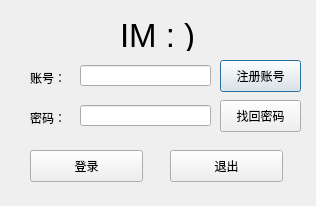
First picture: the form in ChatClient/login.ui, repository Ronchi1997/Socket, before the edit.
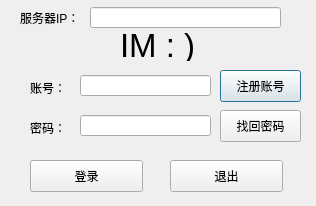
Second picture: the form after the edit.

What changed in the file:
```diff
--- a/ChatClient/login.ui
+++ b/ChatClient/login.ui
@@ -17,7 +17,7 @@
    <property name="geometry">
     <rect>
      <x>220</x>
-     <y>60</y>
+     <y>70</y>
      <width>81</width>
      <height>32</height>
     </rect>
@@ -33,7 +33,7 @@
    <property name="geometry">
     <rect>
      <x>80</x>
-     <y>105</y>
+     <y>115</y>
      <width>131</width>
      <height>21</height>
     </rect>
@@ -49,7 +49,7 @@
    <property name="geometry">
     <rect>
      <x>220</x>
-     <y>100</y>
+     <y>110</y>
      <width>81</width>
      <height>32</height>
     </rect>
@@ -62,7 +62,7 @@
    <property name="geometry">
     <rect>
      <x>30</x>
-     <y>150</y>
+     <y>160</y>
      <width>113</width>
      <height>32</height>
     </rect>
@@ -75,7 +75,7 @@
    <property name="geometry">
     <rect>
      <x>80</x>
-     <y>65</y>
+     <y>75</y>
      <width>131</width>
      <height>21</height>
     </rect>
@@ -88,7 +88,7 @@
    <property name="geometry">
     <rect>
      <x>120</x>
-     <y>20</y>
+     <y>30</y>
      <width>131</width>
      <height>31</height>
     </rect>
@@ -106,7 +106,7 @@
    <property name="geometry">
     <rect>
      <x>170</x>
-     <y>150</y>
+     <y>160</y>
      <width>113</width>
      <height>32</height>
     </rect>
@@ -119,7 +119,7 @@
    <property name="geometry">
     <rect>
      <x>30</x>
-     <y>110</y>
+     <y>120</y>
      <width>60</width>
      <height>16</height>
     </rect>
@@ -132,7 +132,7 @@
    <property name="geometry">
     <rect>
      <x>30</x>
-     <y>70</y>
+     <y>80</y>
      <width>60</width>
      <height>16</height>
     </rect>
@@ -141,6 +141,29 @@
     <string>账号：</string>
    </property>
   </widget>
+  <widget class="QLineEdit" name="lineEdit">
+   <property name="geometry">
+    <rect>
+     <x>90</x>
+     <y>7</y>
+     <width>191</width>
+     <height>21</height>
+    </rect>
+   </property>
+  </widget>
+  <widget class="QLabel" name="label_4">
+   <property name="geometry">
+    <rect>
+     <x>20</x>
+     <y>10</y>
+     <width>60</width>
+     <height>16</height>
+    </rect>
+   </property>
+   <property name="text">
+    <string>服务器IP：</string>
+   </property>
+  </widget>
  </widget>
  <resources/>
  <connections>
```
